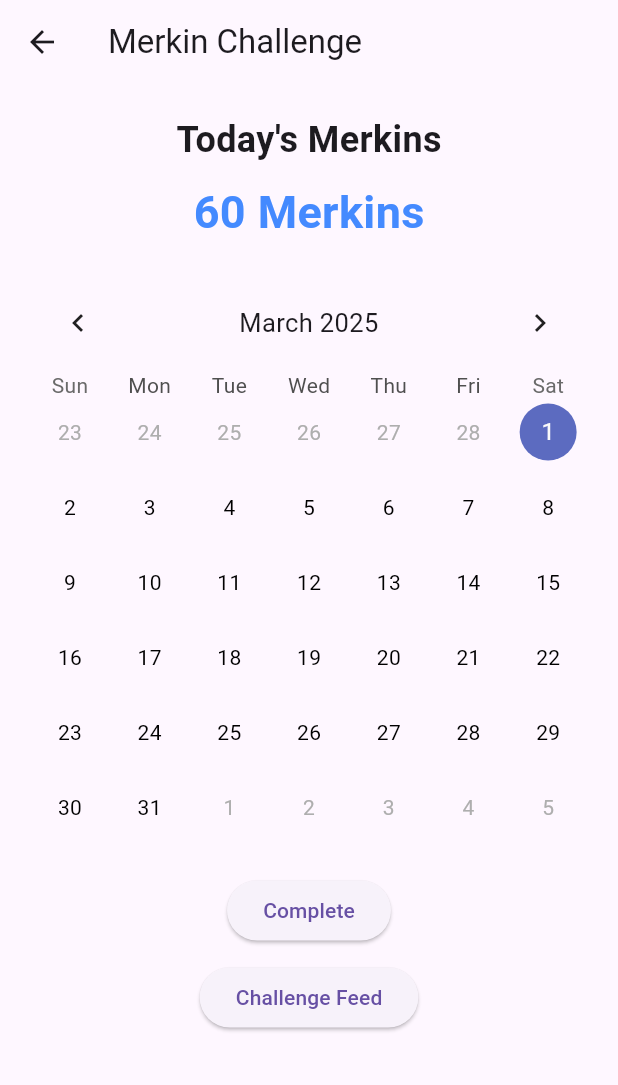
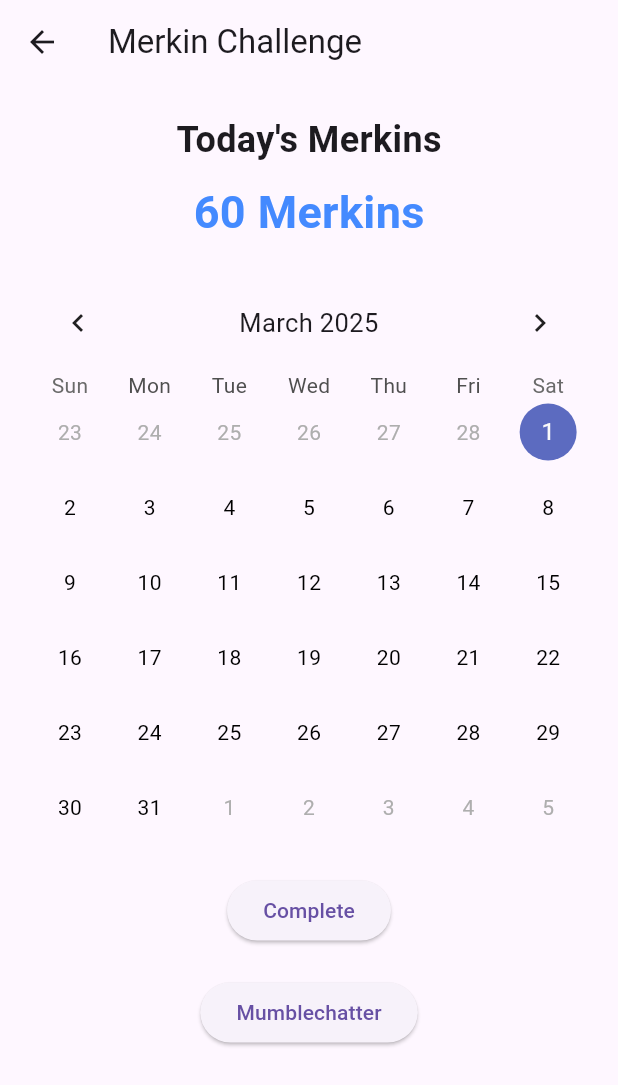
Before and after one commit to IanHyman/csaup_app, a Flutter app: the screen it shows once a user with an empty profile is signed in, after a tap on "Merkin Challenge", on a phone screen of 412 x 824 dp. Shown: the top 1085 px of the screen. Run offline on Flutter 3.47's test engine with Material 3 defaults, Android fonts, the light colour scheme and no system bars; drawn by our look-alikes of table_calendar; our stand-ins replace cloud_firestore, firebase_auth, firebase_core, flutter_local_notifications, shared_preferences; accounts and stored records are empty.

Commit message:
Refactored Merkin Challenge, improved UI, and added structured components

```diff
--- a/lib/challenges/ATR2025/atr2025_leaderboard.dart
+++ b/lib/challenges/ATR2025/atr2025_leaderboard.dart
@@ -112,7 +112,7 @@ class _ATR2025LeaderboardScreenState extends State<ATR2025LeaderboardScreen> {
         if (lastKnownLeaderboard.isEmpty) {
           return const Center(
             child: Text(
-              "No entries yet. Be the first to complete a location!",
+              "Give me a sec...",
               style: TextStyle(fontSize: 18),
               textAlign: TextAlign.center,
             ),
--- a/lib/challenges/merkin/merkin_buttons.dart
+++ b/lib/challenges/merkin/merkin_buttons.dart
@@ -30,6 +30,7 @@ class MerkinButtons extends StatelessWidget {
             onPressed: onViewLeaderboard,
             child: Text("View Leaderboard"),
           ),
+          SizedBox(height: 10), // Add spacing between buttons
         if (isCompleted)
           ElevatedButton(
             onPressed: onRemoveCompletion,
@@ -62,7 +63,7 @@ class MerkinFeedButton extends StatelessWidget {
           ),
         );
       },
-      child: Text("Challenge Feed"),
+      child: Text("Mumblechatter"),
     );
   }
 }
--- a/lib/challenges/merkin/merkin_feed.dart
+++ b/lib/challenges/merkin/merkin_feed.dart
@@ -84,7 +84,7 @@ class _MerkinFeedState extends State<MerkinFeed> {
             ),
           ),
           Padding(
-            padding: EdgeInsets.all(12.0),
+            padding: EdgeInsets.fromLTRB(12.0, 12.0, 12.0, 40.0),
             child: Row(
               children: [
                 Expanded(
```
Also changed, not shown: lib/challenges/merkin/merkin_firestore.dart (+23 -3 lines).
